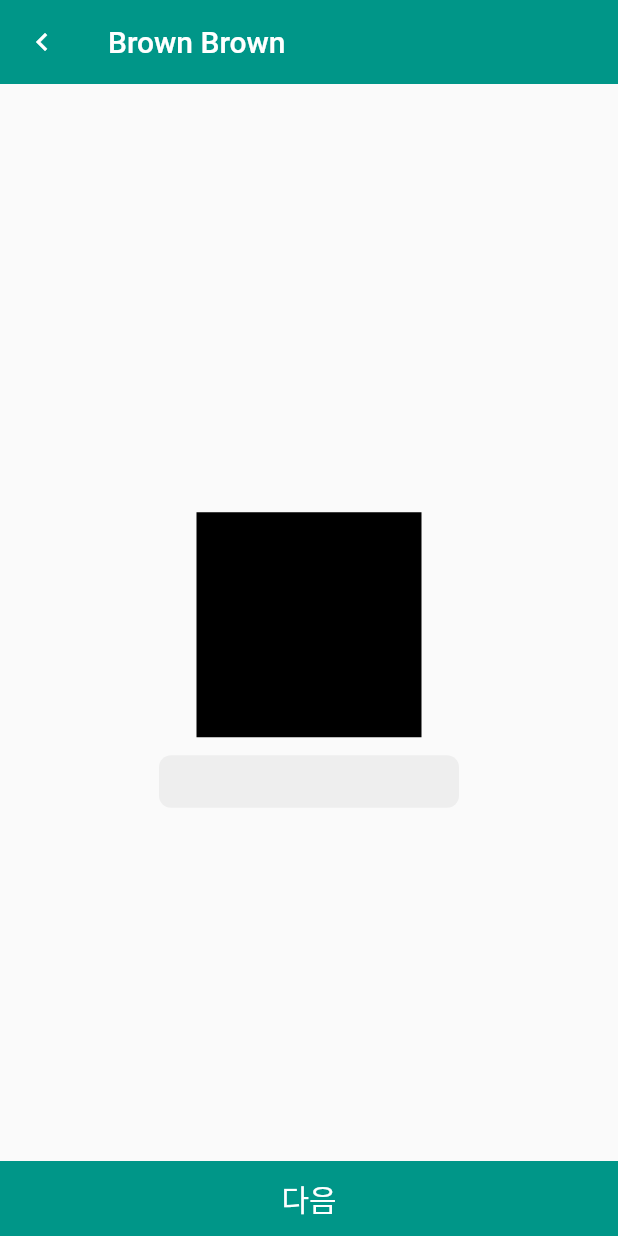
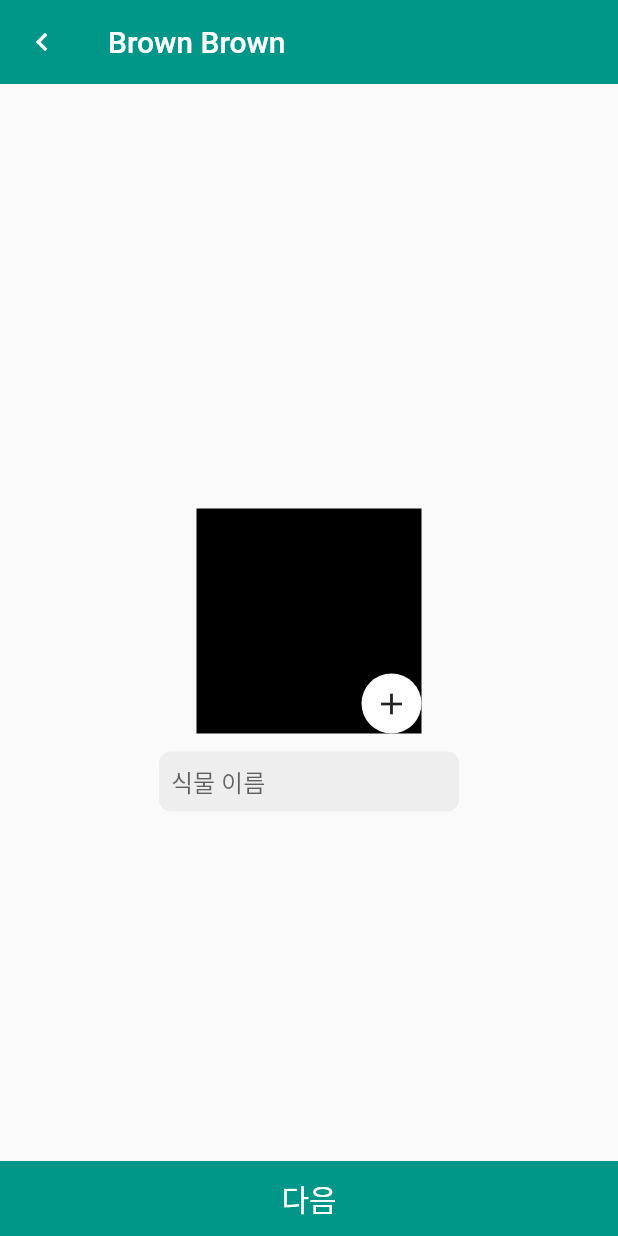
Before and after one commit to itsmekingtiger/garden-glory, a Flutter app: the NewPlantPage screen opened by its route, on a phone screen of 412 x 824 dp. Run offline on Flutter 3.47's test engine with Material 2 defaults, Android fonts, the phone set to English and light mode, and no system bars; our stand-ins replace flutter_riverpod, fluttertoast, google_fonts, image_picker, lottie, sqflite; missing offline and left inert: dart:html; accounts and stored records are empty.

Commit message:
feat: 이미지 획득 UI 개선

```diff
--- a/lib/views/new_plant_page.dart
+++ b/lib/views/new_plant_page.dart
@@ -40,18 +40,22 @@ class _NewPlantPageState extends ConsumerState<NewPlantPage> {
             GestureDetector(
               onTap: () async {
                 showModalBottomSheet(
+                  backgroundColor: Colors.transparent,
                   context: context,
-                  builder: (context) => BottomSheet(
+                  builder: (context) => Padding(
+                    padding: const EdgeInsets.all(20),
+                    child: BottomSheet(
+                      shape: RoundedRectangleBorder(borderRadius: Corners.lgBorder),
                       onClosing: () {},
                       builder: (context) {
                         // Pick image from gallery/camera
-                      return SizedBox(
-                        height: 200,
-                        child: Column(
+                        return Column(
+                          mainAxisSize: MainAxisSize.min,
                           children: [
                             ListTile(
+                              shape: RoundedRectangleBorder(borderRadius: BorderRadius.vertical(top: Corners.lgRadius)),
                               leading: Icon(Icons.camera_alt),
-                              title: Text('Camera'),
+                              title: Text('카메라'),
                               onTap: () async {
                                 Navigator.pop(context);
                                 var _file = await _picker.pickImage(source: ImageSource.camera);
@@ -59,8 +63,10 @@ class _NewPlantPageState extends ConsumerState<NewPlantPage> {
                               },
                             ),
                             ListTile(
+                              shape:
+                                  RoundedRectangleBorder(borderRadius: BorderRadius.vertical(bottom: Corners.lgRadius)),
                               leading: Icon(Icons.image),
-                              title: Text('Gallery'),
+                              title: Text('갤러리'),
                               onTap: () async {
                                 Navigator.pop(context);
                                 setState(() async {
@@ -70,13 +76,15 @@ class _NewPlantPageState extends ConsumerState<NewPlantPage> {
                               },
                             ),
                           ],
+                        );
+                      },
+                    ),
                   ),
                 );
               },
-                  ),
-                );
-              },
-              child: SizedBox(
+              child: Stack(
+                children: [
+                  SizedBox(
                     width: 150,
                     height: 150,
                     child: file == null
@@ -94,6 +102,21 @@ class _NewPlantPageState extends ConsumerState<NewPlantPage> {
                             },
                           ),
                   ),
+                  Positioned(
+                    bottom: 0,
+                    right: 0,
+                    child: Container(
+                      width: 40,
+                      height: 40,
+                      decoration: BoxDecoration(
+                        color: Colors.white,
+                        borderRadius: BorderRadius.circular(20),
+                      ),
+                      child: Icon(Icons.add),
+                    ),
+                  ),
+                ],
+              ),
             ),
             VSpace.md,
 
@@ -101,6 +124,7 @@ class _NewPlantPageState extends ConsumerState<NewPlantPage> {
             DecoInput(
               controller: _controller,
               maxWith: 200,
+              hintText: '식물 이름',
             ),
           ],
         ),
```
Lines whose indentation alone changed are shown as unchanged.
